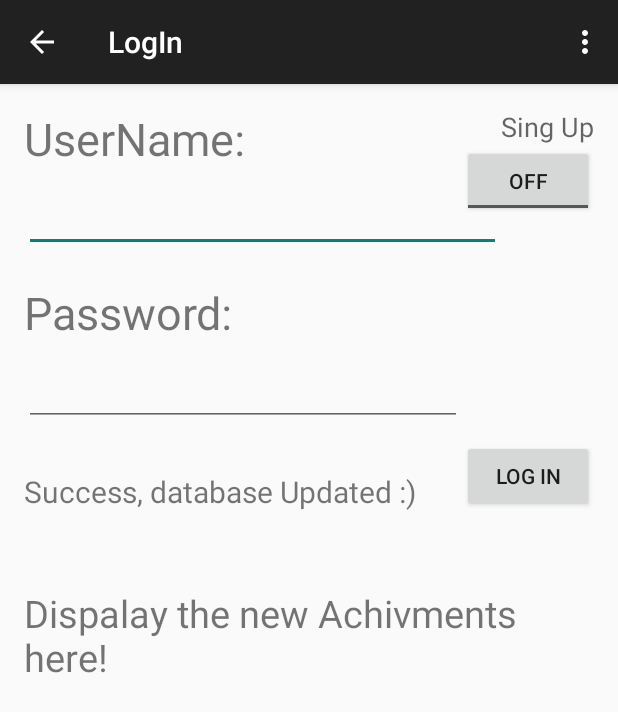
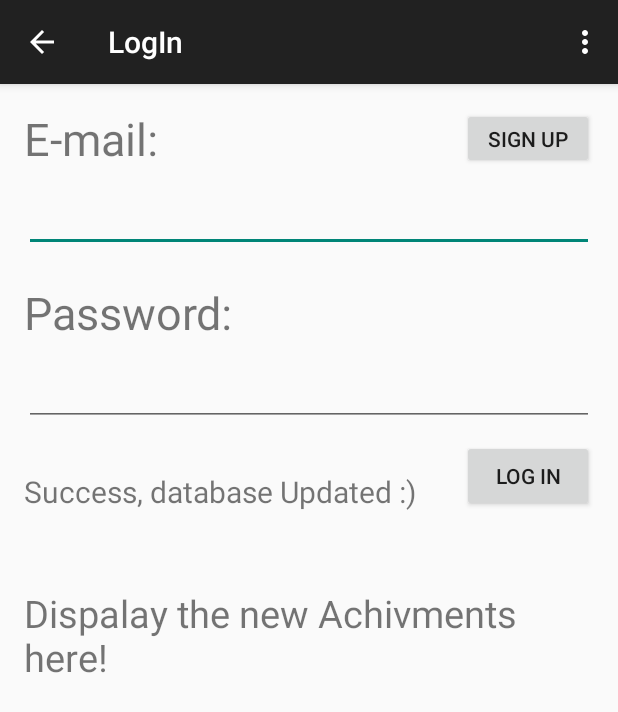
Before and after one commit to OSWINDS/CineMetro, an Android app: the LogIn screen opened directly, with no data from a screen before it, in the options menu, after a tap on "Settings", on a phone screen of 412 x 824 dp. Shown: the top 712 px of the screen. Run offline under Robolectric (Android 15) with nearby library versions, the phone set to English and light mode, and no system bars.

Commit message:
Sign Up Activity Added
needs database implementation

```diff
--- a/app/build.gradle
+++ b/app/build.gradle
@@ -28,6 +28,7 @@ dependencies {
     // You must install or update the Support Repository through the SDK manager to use this dependency.
     // You must install or update the Support Repository through the SDK manager to use this dependency.
     // You must install or update the Support Repository through the SDK manager to use this dependency.
+    // You must install or update the Support Repository through the SDK manager to use this dependency.
     compile 'com.android.support:appcompat-v7:20.+'
     // You must install or update the Support Repository through the SDK manager to use this dependency.
     compile 'com.android.support:support-v4:20.+'
--- a/app/src/main/java/cinemetroproject/cinemetro/LogIn.java
+++ b/app/src/main/java/cinemetroproject/cinemetro/LogIn.java
@@ -1,50 +1,40 @@
 package cinemetroproject.cinemetro;
 
 import android.content.Context;
+import android.content.Intent;
 import android.net.ConnectivityManager;
 import android.net.NetworkInfo;
+import android.os.Bundle;
 import android.support.v7.app.ActionBarActivity;
-import android.os.Bundle;
 import android.view.Menu;
 import android.view.MenuItem;
 import android.view.View;
 import android.widget.Button;
 import android.widget.EditText;
 import android.widget.TextView;
-import android.widget.ToggleButton;
-
-
-import cinemetroproject.cinemetro.R;
 
 public class LogIn extends ActionBarActivity {
 
-    Button logbt;
-    ToggleButton signbt;
-    EditText username,password;
-    TextView success,information;
-    boolean signbtUpClicked=false;
+    Button logbt, signbt;
+    EditText username, password;
+    TextView success, information;
 
     @Override
     protected void onCreate(Bundle savedInstanceState) {
         super.onCreate(savedInstanceState);
         setContentView(R.layout.activity_log_in);
 
-        logbt=(Button) findViewById(R.id.logIn);
-        signbt=(ToggleButton) findViewById(R.id.signUp);
-        username=(EditText) findViewById(R.id.userName);
-        password=(EditText) findViewById(R.id.passWord);
-        success=(TextView) findViewById(R.id.succesText);
-        information=(TextView) findViewById(R.id.information);
+        logbt = (Button) findViewById(R.id.logIn);
+        signbt = (Button) findViewById(R.id.SignUp_button);
+        username = (EditText) findViewById(R.id.userName);
+        password = (EditText) findViewById(R.id.passWord);
+        success = (TextView) findViewById(R.id.succesText);
+        information = (TextView) findViewById(R.id.information);
 
         logbt.setOnClickListener(new View.OnClickListener() {
             @Override
             public void onClick(View v) {
-                if(signbtUpClicked) {
-                    ButtonClickedtoLogIn();
-                }
-                else{
-                    ButtonClickedtoSignUp();
-                }
+                ButtonClickedtoLogIn();
             }
         });
 
@@ -52,15 +42,7 @@ public class LogIn extends ActionBarActivity {
             @Override
             public void onClick(View v) {
 
-                signbtUpClicked= signbt.isChecked();
-                if(signbtUpClicked){
-                    logbt.setText("Ok");
-                }
-                else{
-                    logbt.setText("Log In");
-                }
-
-
+                signUpClicked();
             }
         });
 
@@ -90,23 +72,23 @@ public class LogIn extends ActionBarActivity {
     }
 
 
-    private void ButtonClickedtoLogIn(){
-        String user =username.getText().toString();
-        String pass=password.getText().toString();
-        boolean ok=true;
+    private void ButtonClickedtoLogIn() {
+        String user = username.getText().toString();
+        String pass = password.getText().toString();
+        boolean ok = true;
 
 
-        ConnectivityManager connec = (ConnectivityManager)getSystemService(Context.CONNECTIVITY_SERVICE);
+        ConnectivityManager connec = (ConnectivityManager) getSystemService(Context.CONNECTIVITY_SERVICE);
 
         if (connec != null &&
                 (connec.getNetworkInfo(1).getState() == NetworkInfo.State.CONNECTED) ||
-                (connec.getNetworkInfo(0).getState() == NetworkInfo.State.CONNECTED)){
+                (connec.getNetworkInfo(0).getState() == NetworkInfo.State.CONNECTED)) {
             //You are connected
         } else if (connec.getNetworkInfo(0).getState() == NetworkInfo.State.DISCONNECTED ||
-                connec.getNetworkInfo(1).getState() == NetworkInfo.State.DISCONNECTED ) {
+                connec.getNetworkInfo(1).getState() == NetworkInfo.State.DISCONNECTED) {
             //Not connected.
             success.setText("You must be connected to the internet");
-            ok=false;
+            ok = false;
             return;
         }
 
@@ -115,46 +97,19 @@ public class LogIn extends ActionBarActivity {
         //Check if password match users passWord
         //if match, send Data to database
 
-        if(ok){
+        if (ok) {
             success.setText("Success, database Updated :)");
             return;
         }
 
     }
 
+    public void signUpClicked() {
 
-    private void ButtonClickedtoSignUp(){
-        String user =username.getText().toString();
-        String pass=password.getText().toString();
-        boolean ok=true;
+        Intent intent;
+        intent = new Intent(this, SignUp.class);
+        startActivity(intent);
+    }
 
 
-        ConnectivityManager connec = (ConnectivityManager)getSystemService(Context.CONNECTIVITY_SERVICE);
-
-        if (connec != null &&
-                (connec.getNetworkInfo(1).getState() == NetworkInfo.State.CONNECTED) ||
-                (connec.getNetworkInfo(0).getState() == NetworkInfo.State.CONNECTED)){
-            //You are connected
-        } else if (connec.getNetworkInfo(0).getState() == NetworkInfo.State.DISCONNECTED ||
-                connec.getNetworkInfo(1).getState() == NetworkInfo.State.DISCONNECTED ) {
-            //Not connected.
-            success.setText("You must be connected to the internet");
-            ok=false;
-            return;
-        }
-
-
-        //Check if user exits in database
-        //Add user to database;
-        //send Data to database
-
-        if(ok){
-            success.setText("Success, database Updated :)");
-            return;
-        }
-
-
-
-
-    }
 }
--- /dev/null
+++ b/app/src/main/java/cinemetroproject/cinemetro/SignUp.java
@@ -0,0 +1,135 @@
+package cinemetroproject.cinemetro;
+
+import android.content.Context;
+import android.net.ConnectivityManager;
+import android.net.NetworkInfo;
+import android.support.v7.app.ActionBarActivity;
+import android.os.Bundle;
+import android.view.Menu;
+import android.view.MenuItem;
+import android.view.View;
+import android.widget.Button;
+import android.widget.EditText;
+import android.widget.TextView;
+
+import cinemetroproject.cinemetro.R;
+
+public class SignUp extends ActionBarActivity {
+
+    Button check_bt,end_bt;
+    TextView dispText;
+    EditText email,pass1,pass2;
+    boolean ok = true;
+
+    @Override
+    protected void onCreate(Bundle savedInstanceState) {
+        super.onCreate(savedInstanceState);
+        setContentView(R.layout.activity_sign_up);
+
+        check_bt=(Button)findViewById(R.id.check_button);
+        end_bt=(Button) findViewById(R.id.End_button);
+        dispText=(TextView)findViewById(R.id.DisplayText);
+        email=(EditText)findViewById(R.id.eMail);
+        pass1=(EditText)findViewById(R.id.pass1);
+        pass2=(EditText)findViewById(R.id.pass2);
+
+
+
+        check_bt.setOnClickListener(new View.OnClickListener() {
+            @Override
+            public void onClick(View v) {
+                Check_bt_clicked();
+            }
+        });
+
+        end_bt.setOnClickListener(new View.OnClickListener() {
+            @Override
+            public void onClick(View v) {
+                End_bt_Clicked();
+            }
+        });
+    }
+
+
+    @Override
+    public boolean onCreateOptionsMenu(Menu menu) {
+        // Inflate the menu; this adds items to the action bar if it is present.
+        getMenuInflater().inflate(R.menu.sign_up, menu);
+        return true;
+    }
+
+    @Override
+    public boolean onOptionsItemSelected(MenuItem item) {
+        // Handle action bar item clicks here. The action bar will
+        // automatically handle clicks on the Home/Up button, so long
+        // as you specify a parent activity in AndroidManifest.xml.
+        int id = item.getItemId();
+        if (id == R.id.action_settings) {
+            return true;
+        }
+        return super.onOptionsItemSelected(item);
+    }
+
+    public void Check_bt_clicked(){
+        String user =email.getText().toString();
+        String passw1 = pass1.getText().toString();
+        String passw2 = pass2.getText().toString();
+
+
+
+        //Check internet connection
+        ConnectivityManager connec = (ConnectivityManager) getSystemService(Context.CONNECTIVITY_SERVICE);
+
+        if (connec != null &&
+                (connec.getNetworkInfo(1).getState() == NetworkInfo.State.CONNECTED) ||
+                (connec.getNetworkInfo(0).getState() == NetworkInfo.State.CONNECTED)) {
+            //You are connected
+        } else if (connec.getNetworkInfo(0).getState() == NetworkInfo.State.DISCONNECTED ||
+                connec.getNetworkInfo(1).getState() == NetworkInfo.State.DISCONNECTED) {
+            //Not connected.
+            dispText.setText("You must be connected to the internet");
+            ok = false;
+            return;
+        }
+
+
+        //Check if user exits in database
+        //not implemented yet
+
+        //If password is too small
+        if(passw1.length()<5){
+            dispText.setText("Password mast be at least 5 characters");
+            ok=false;
+            return;
+        }
+        //if password confirmation doesn't match
+        if(!passw1.equals(passw2)){
+            dispText.setText("Password doesn't match");
+            ok=false;
+            return;
+        }
+
+        //if e-mail unique and password confirmed you can Sign up
+
+        if (ok) {
+            end_bt.setEnabled(true);
+            dispText.setText("You are ready!!! Touch  the End button to Sign Up ");
+            return;
+        }
+
+    }
+
+    public void End_bt_Clicked(){
+        //Check Again if The user cheat and changed smth or the internet connection has been broken.
+        Check_bt_clicked();
+        if(!ok){
+            dispText.setText("You cheater! Undo the change and try Again!");
+            end_bt.setEnabled(false);
+            return;
+        }
+
+        //Add new User to dataBase
+        //not implemented yet
+        dispText.setText("Congrats you successfully signed up!");
+    }
+}
--- a/app/src/main/res/layout/activity_log_in.xml
+++ b/app/src/main/res/layout/activity_log_in.xml
@@ -15,10 +15,10 @@
         android:layout_alignParentLeft="true"
         android:layout_alignParentStart="true"
         android:layout_alignParentTop="true"
-        android:text="UserName:"
+        android:text="E-mail:"
         android:textSize="30dp"
-        android:layout_toLeftOf="@+id/logIn"
-        android:layout_toStartOf="@+id/logIn" />
+        android:layout_toStartOf="@+id/SignUp_button"
+        android:layout_toLeftOf="@+id/SignUp_button" />
 
     <EditText
         android:id="@+id/userName"
@@ -30,11 +30,10 @@
         android:layout_marginTop="10dp"
         android:inputType="text"
         android:text=""
-        android:layout_toLeftOf="@+id/textView3"
-        android:layout_toStartOf="@+id/textView3" />
+        android:layout_alignRight="@+id/textView_pass" />
 
     <TextView
-        android:id="@+id/textView2"
+        android:id="@+id/textView_pass"
         android:layout_width="match_parent"
         android:layout_height="wrap_content"
         android:layout_alignParentLeft="true"
@@ -50,12 +49,10 @@
         android:layout_height="wrap_content"
         android:layout_alignParentLeft="true"
         android:layout_alignParentStart="true"
-        android:layout_below="@+id/textView2"
+        android:layout_below="@+id/textView_pass"
         android:layout_marginTop="10dp"
         android:inputType="textPassword"
-        android:text=""
-        android:layout_toStartOf="@+id/signUp"
-        android:layout_toLeftOf="@+id/signUp" />
+        android:text="" />
 
     <Button
         android:id="@+id/logIn"
@@ -88,23 +85,15 @@
         android:text="this is where the new achivments(not database udpated) will be dispayed"
         android:textSize="25dp" />
 
-    <ToggleButton
+    <Button
+        android:id="@+id/SignUp_button"
         android:layout_width="wrap_content"
         android:layout_height="wrap_content"
-        android:id="@+id/signUp"
+        android:text="Sign Up"
+        android:layout_alignParentRight="true"
         android:layout_alignParentEnd="true"
-        android:layout_below="@+id/textView3"
-        android:layout_alignParentRight="true" />
-
-    <TextView
-        android:layout_width="wrap_content"
-        android:layout_height="wrap_content"
-        android:textAppearance="?android:attr/textAppearanceMedium"
-        android:text="Sing Up"
-        android:id="@+id/textView3"
         android:layout_alignParentTop="true"
-        android:layout_alignParentRight="true"
-        android:layout_alignParentEnd="true" />
+        android:layout_above="@+id/userName" />
 
 
 </RelativeLayout>
--- /dev/null
+++ b/app/src/main/res/menu/sign_up.xml
@@ -0,0 +1,9 @@
+<menu xmlns:android="http://schemas.android.com/apk/res/android"
+    xmlns:app="http://schemas.android.com/apk/res-auto"
+    xmlns:tools="http://schemas.android.com/tools"
+    tools:context="cinemetroproject.cinemetro.SignUp" >
+    <item android:id="@+id/action_settings"
+        android:title="@string/action_settings"
+        android:orderInCategory="100"
+        app:showAsAction="never" />
+</menu>
--- a/app/src/main/res/values/strings.xml
+++ b/app/src/main/res/values/strings.xml
@@ -18,5 +18,8 @@
     <string name="title_activity_log_in">LogIn</string>
     <string name="hello_world">Hello world!</string>
     <string name="title_activity_test_db">TestDB</string>
+    <string name="title_activity_sign_up">SignUp</string>
+    <string name="Email">E-mail:</string>
+    <string name="PasswordText">Password:</string>
 
 </resources>
```
Also changed, not shown: app/src/main/AndroidManifest.xml (+8 -0 lines), app/src/main/res/layout/activity_sign_up.xml (added, +109 -0 lines), 1 other file.
